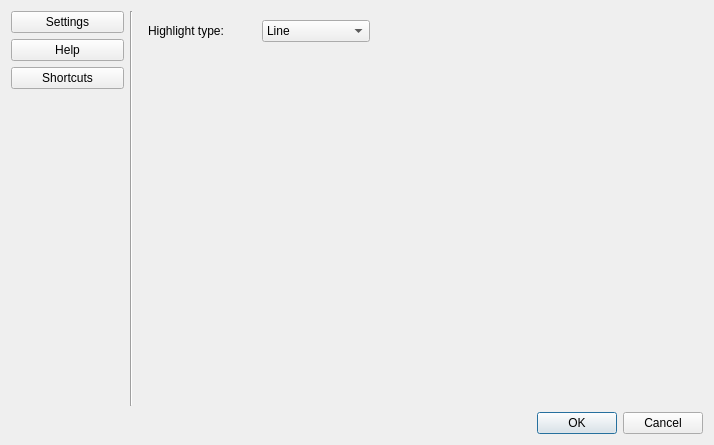
First picture: the form in forms/options.ui, repository WTS012201/Text-Extraction-Tool, before the edit.
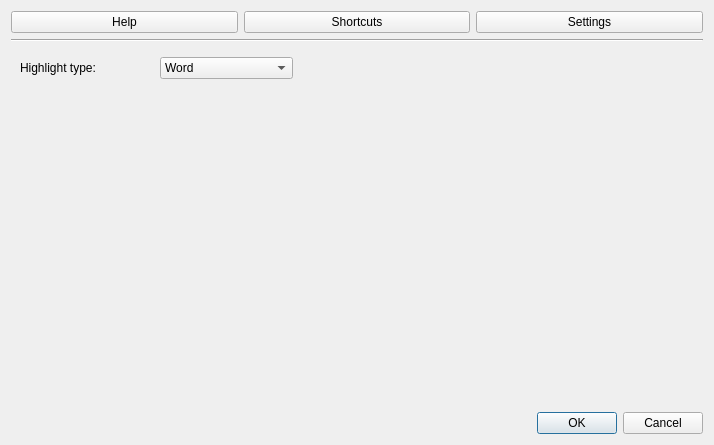
Second picture: the form after the edit. The open tabs and pages were chosen to show the change.

```diff
--- a/forms/options.ui
+++ b/forms/options.ui
@@ -18,16 +18,7 @@
   </property>
   <layout class="QVBoxLayout" name="verticalLayout">
    <item>
-    <layout class="QHBoxLayout" name="horizontalLayout" stretch="1,0,5">
-     <item>
-      <layout class="QVBoxLayout" name="verticalLayout_4">
-       <item>
-        <widget class="QPushButton" name="pushButton">
-         <property name="text">
-          <string>Settings</string>
-         </property>
-        </widget>
-       </item>
+    <layout class="QHBoxLayout" name="horizontalLayout_4">
        <item>
         <widget class="QPushButton" name="pushButton_2">
          <property name="text">
@@ -43,27 +34,23 @@
         </widget>
        </item>
        <item>
-        <spacer name="verticalSpacer">
-         <property name="orientation">
-          <enum>Qt::Vertical</enum>
-         </property>
-         <property name="sizeHint" stdset="0">
-          <size>
-           <width>20</width>
-           <height>40</height>
-          </size>
-         </property>
-        </spacer>
+      <widget class="QPushButton" name="pushButton">
+       <property name="text">
+        <string>Settings</string>
+       </property>
+      </widget>
        </item>
       </layout>
      </item>
      <item>
       <widget class="Line" name="line">
        <property name="orientation">
-        <enum>Qt::Vertical</enum>
+      <enum>Qt::Horizontal</enum>
        </property>
       </widget>
      </item>
+   <item>
+    <layout class="QHBoxLayout" name="horizontalLayout" stretch="5">
      <item>
       <widget class="QStackedWidget" name="stackedWidget">
        <property name="currentIndex">
@@ -84,16 +71,6 @@
              </item>
              <item>
               <widget class="QComboBox" name="partialBox">
-               <item>
-                <property name="text">
-                 <string>Line</string>
-                </property>
-               </item>
-               <item>
-                <property name="text">
-                 <string>Block</string>
-                </property>
-               </item>
                <item>
                 <property name="text">
                  <string>Word</string>
```
Left out of the diff: 12 changed lines with no effect on the pictures. Lines whose indentation alone changed are shown as unchanged.
